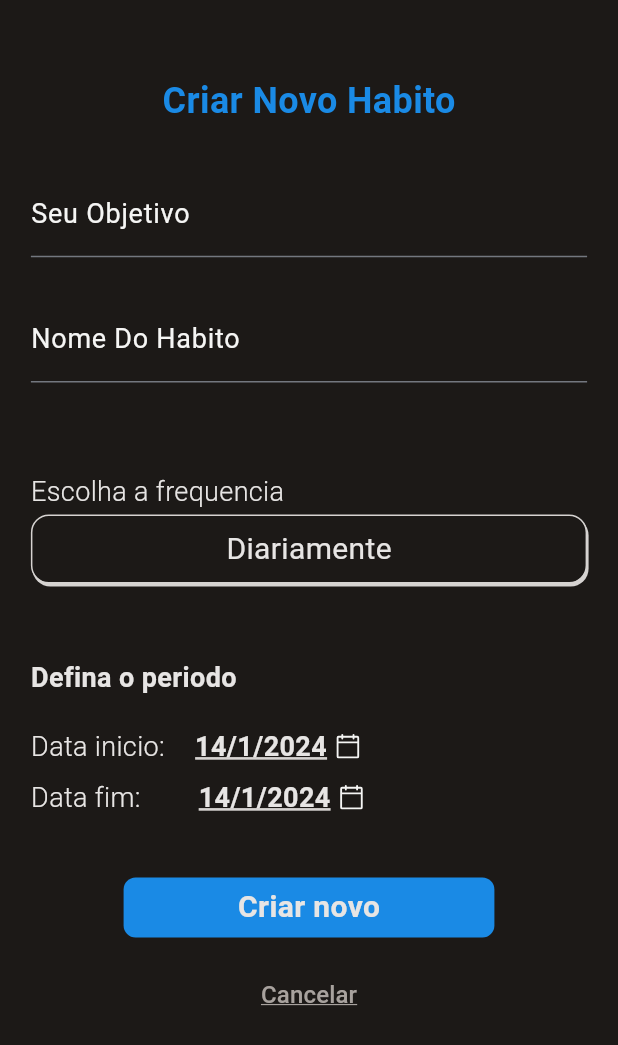
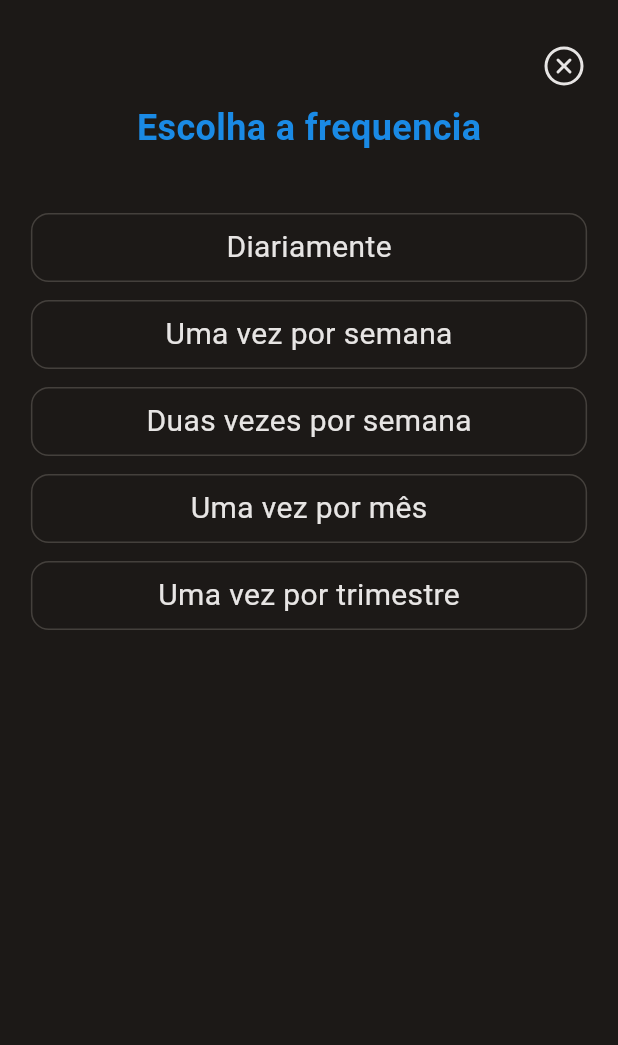
Before and after one commit to mozart-rue/habit_manager, a Flutter app: the CreateHabitScreen screen opened by its route, after a tap on "Diariamente", on a phone screen of 412 x 824 dp. Shown: the top 1045 px of the screen. Run offline on Flutter 3.47's test engine with Material 3 defaults, Android fonts, the phone set to English and light mode, and no system bars; our stand-ins replace email_validator, flutter_phosphor_icons, gap; missing offline and left inert: bottom_bar, validatorless.

```diff
--- a/lib/core/ui/pages/create_habit/create_habit_screen.dart
+++ b/lib/core/ui/pages/create_habit/create_habit_screen.dart
@@ -5,6 +5,7 @@ import 'package:habit_manager/core/ui/components/input_text_form_field_component
 import 'package:habit_manager/core/ui/components/main_button_component.dart';
 import 'package:habit_manager/core/ui/consts/app_colors.dart';
 import 'package:habit_manager/core/ui/pages/background/background_screen.dart';
+import 'package:habit_manager/core/ui/pages/frequency_picker/frequency_picker_screen.dart';
 
 class CreateHabitScreen extends StatefulWidget {
   const CreateHabitScreen({super.key});
@@ -19,6 +20,8 @@ class _CreateHabitScreenState extends State<CreateHabitScreen> {
 
   DateTime startDateSelected = DateTime.now();
   DateTime finalDateSelected = DateTime.now();
+
+  String frequencySelected = 'Diariamente';
 
   @override
   Widget build(BuildContext context) {
@@ -71,7 +74,19 @@ class _CreateHabitScreenState extends State<CreateHabitScreen> {
                         ),
                         const Gap(2),
                         InkWell(
-                          onTap: () {},
+                          onTap: () {
+                            Navigator.of(context)
+                                .push(MaterialPageRoute(
+                                    builder: (context) =>
+                                        const FrequencyPickerScreen()))
+                                .then((value) {
+                              if (value != null) {
+                                setState(() {
+                                  frequencySelected = value;
+                                });
+                              }
+                            });
+                          },
                           child: Container(
                             width: size.width * 0.9,
                             height: 46,
@@ -80,7 +95,7 @@ class _CreateHabitScreenState extends State<CreateHabitScreen> {
                               border: Border.all(
                                   color: AppColors.slate300, width: 1),
                               borderRadius: BorderRadius.circular(12),
-                              boxShadow: [
+                              boxShadow: const [
                                 BoxShadow(
                                     color: AppColors.slate300,
                                     offset: Offset(1, 2))
@@ -88,8 +103,8 @@ class _CreateHabitScreenState extends State<CreateHabitScreen> {
                             ),
                             child: Center(
                               child: Text(
-                                'Diariamente',
-                                style: TextStyle(
+                                frequencySelected,
+                                style: const TextStyle(
                                   color: AppColors.slate200,
                                   fontSize: 20,
                                   fontWeight: FontWeight.w400,
```
